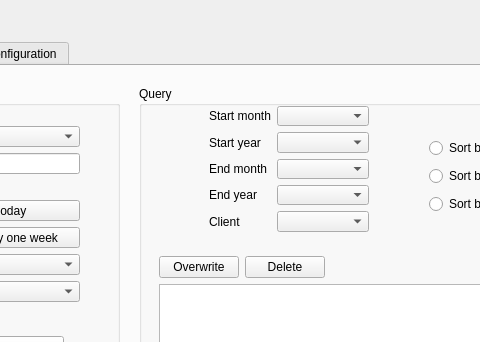
First picture: the form in input_files/Qt_ui_files/asap_layout.ui, repository haroldmeerwaldt/a_simple_accounting_program, before the edit; both pictures show x 253 to 733 and y 0 to 342 of the 1111 by 829 pixel window.
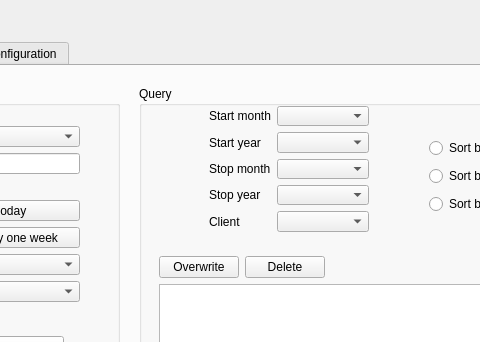
Second picture: the form after the edit.

The edit to the form file:
```diff
--- a/input_files/Qt_ui_files/asap_layout.ui
+++ b/input_files/Qt_ui_files/asap_layout.ui
@@ -114,7 +114,7 @@
         <item row="2" column="0">
          <widget class="QLabel" name="label">
           <property name="text">
-           <string>End month</string>
+           <string>Stop month</string>
           </property>
          </widget>
         </item>
@@ -131,7 +131,7 @@
         <item row="3" column="0">
          <widget class="QLabel" name="label_4">
           <property name="text">
-           <string>End year</string>
+           <string>Stop year</string>
           </property>
          </widget>
         </item>
```
Left out of the diff: 30 changed lines with no effect on the pictures.
